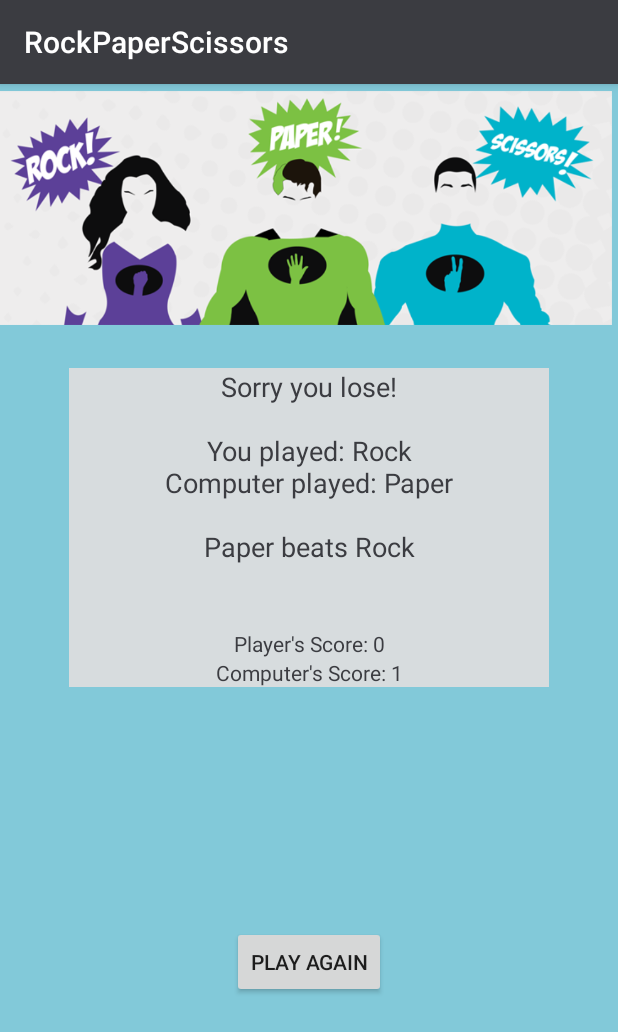
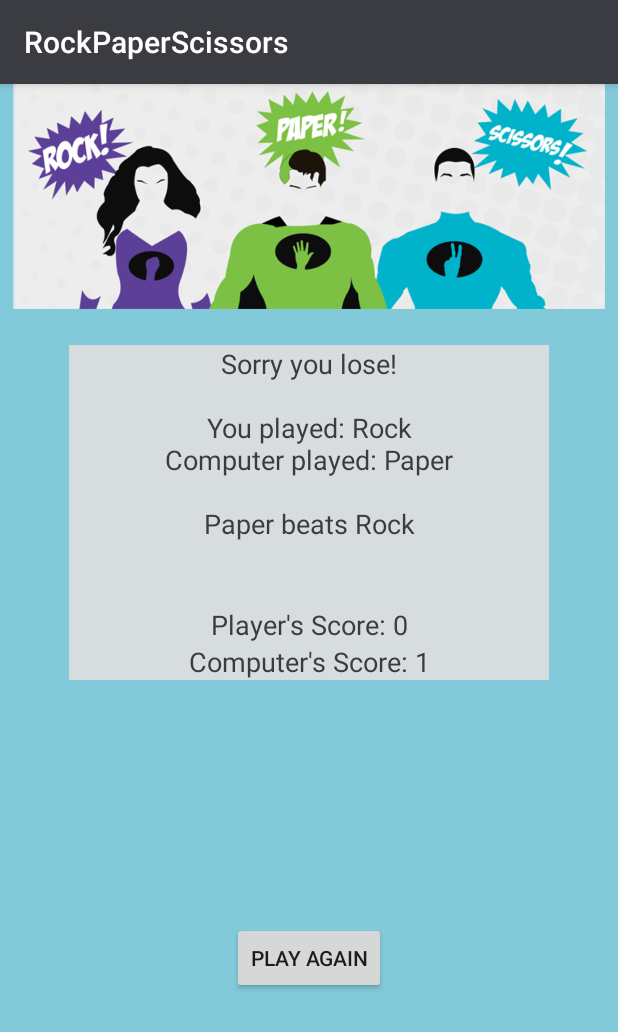
Before and after one commit to hdpuk86/rock-paper-scissors-android, an Android app: the GameActivity screen opened directly, with no data from a screen before it, after a tap on an icon or button, on a phone screen of 412 x 824 dp. Shown: the top 1032 px of the screen. Run offline under Robolectric (Android 15) with nearby library versions, the phone set to English and light mode, and no system bars.

Commit message:
alters styling

```diff
--- a/app/src/main/res/layout/activity_game.xml
+++ b/app/src/main/res/layout/activity_game.xml
@@ -25,7 +25,7 @@
     <ImageView
         android:id="@+id/imageView2"
         android:layout_width="wrap_content"
-        android:layout_height="165dp"
+        android:layout_height="150dp"
         android:layout_marginEnd="8dp"
         app:layout_constraintEnd_toEndOf="parent"
         app:layout_constraintHorizontal_bias="0.0"
--- a/app/src/main/res/layout/activity_result.xml
+++ b/app/src/main/res/layout/activity_result.xml
@@ -41,9 +41,10 @@
 
     <ImageView
         android:id="@+id/imageView3"
-        android:layout_width="wrap_content"
-        android:layout_height="165dp"
-        android:layout_marginEnd="8dp"
+        android:layout_width="0dp"
+        android:layout_height="150dp"
+        android:adjustViewBounds="false"
+        android:cropToPadding="false"
         app:layout_constraintEnd_toEndOf="parent"
         app:layout_constraintStart_toStartOf="parent"
         app:layout_constraintTop_toTopOf="parent"
@@ -58,6 +59,7 @@
         android:background="@color/colorTextBackground"
         android:textAlignment="center"
         android:textColor="@color/colorPrimary"
+        android:textSize="18sp"
         app:layout_constraintEnd_toEndOf="parent"
         app:layout_constraintStart_toStartOf="parent"
         app:layout_constraintTop_toBottomOf="@+id/result_text"
@@ -72,6 +74,7 @@
         android:background="@color/colorTextBackground"
         android:textAlignment="center"
         android:textColor="@color/colorPrimary"
+        android:textSize="18sp"
         app:layout_constraintEnd_toEndOf="parent"
         app:layout_constraintStart_toStartOf="parent"
         app:layout_constraintTop_toBottomOf="@+id/player_score_text"
--- a/app/src/main/res/layout/home_main.xml
+++ b/app/src/main/res/layout/home_main.xml
@@ -57,7 +57,7 @@
     <ImageView
         android:id="@+id/imageView"
         android:layout_width="wrap_content"
-        android:layout_height="165dp"
+        android:layout_height="150dp"
         android:layout_marginEnd="8dp"
         android:src="@drawable/rockpaperscissors"
         app:layout_constraintEnd_toEndOf="parent"
```
